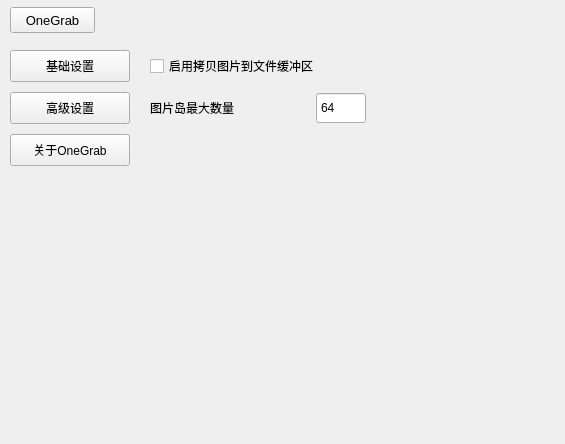
This is OneGrab/src/SettingDialog.ui in whdicu/OneGrab as Qt 5 draws it before an edit. The edited form follows.
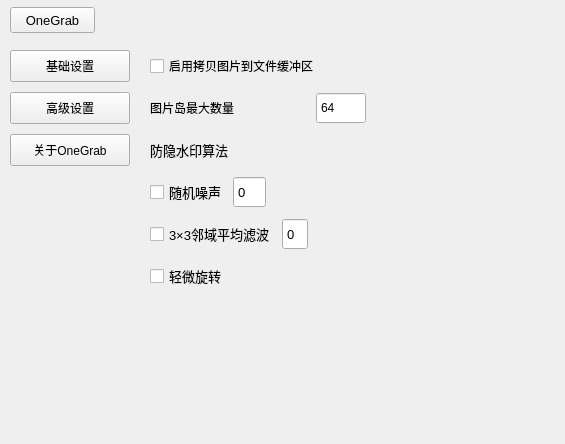
This is the edited form. The open tabs and pages were chosen to show the change. Icons and pictures are not drawn. Custom widgets are drawn as their Qt base class.

Commit message: 1.增加防隐水印功能 2.增加OpenCV

```diff
--- a/OneGrab/src/SettingDialog.ui
+++ b/OneGrab/src/SettingDialog.ui
@@ -972,6 +972,217 @@
             </item>
            </layout>
           </item>
+          <item>
+           <widget class="QLabel" name="label_4">
+            <property name="minimumSize">
+             <size>
+              <width>0</width>
+              <height>32</height>
+             </size>
+            </property>
+            <property name="maximumSize">
+             <size>
+              <width>16777215</width>
+              <height>32</height>
+             </size>
+            </property>
+            <property name="font">
+             <font>
+              <family>Microsoft YaHei UI</family>
+              <pointsize>10</pointsize>
+             </font>
+            </property>
+            <property name="toolTip">
+             <string>可以一定程度上去除隐藏在图片像素中的频域水印、鲁棒水印等</string>
+            </property>
+            <property name="text">
+             <string>防隐水印算法</string>
+            </property>
+           </widget>
+          </item>
+          <item>
+           <layout class="QHBoxLayout" name="horizontalLayout_9">
+            <property name="rightMargin">
+             <number>0</number>
+            </property>
+            <property name="bottomMargin">
+             <number>0</number>
+            </property>
+            <item>
+             <widget class="QCheckBox" name="cb_fsy_random">
+              <property name="minimumSize">
+               <size>
+                <width>0</width>
+                <height>32</height>
+               </size>
+              </property>
+              <property name="maximumSize">
+               <size>
+                <width>16777215</width>
+                <height>32</height>
+               </size>
+              </property>
+              <property name="font">
+               <font>
+                <family>Microsoft YaHei UI</family>
+                <pointsize>10</pointsize>
+               </font>
+              </property>
+              <property name="text">
+               <string>随机噪声</string>
+              </property>
+             </widget>
+            </item>
+            <item>
+             <widget class="QSpinBox" name="sb_fsy_random_max">
+              <property name="minimumSize">
+               <size>
+                <width>0</width>
+                <height>32</height>
+               </size>
+              </property>
+              <property name="maximumSize">
+               <size>
+                <width>16777215</width>
+                <height>32</height>
+               </size>
+              </property>
+              <property name="font">
+               <font>
+                <family>Microsoft YaHei UI</family>
+                <pointsize>10</pointsize>
+               </font>
+              </property>
+              <property name="toolTip">
+               <string>对每个像素通道±噪声的随机数最大值</string>
+              </property>
+              <property name="buttonSymbols">
+               <enum>QAbstractSpinBox::NoButtons</enum>
+              </property>
+              <property name="maximum">
+               <number>255</number>
+              </property>
+             </widget>
+            </item>
+            <item>
+             <spacer name="horizontalSpacer_6">
+              <property name="orientation">
+               <enum>Qt::Horizontal</enum>
+              </property>
+              <property name="sizeHint" stdset="0">
+               <size>
+                <width>40</width>
+                <height>20</height>
+               </size>
+              </property>
+             </spacer>
+            </item>
+           </layout>
+          </item>
+          <item>
+           <layout class="QHBoxLayout" name="horizontalLayout_10">
+            <property name="bottomMargin">
+             <number>0</number>
+            </property>
+            <item>
+             <widget class="QCheckBox" name="cb_fys_33">
+              <property name="minimumSize">
+               <size>
+                <width>0</width>
+                <height>32</height>
+               </size>
+              </property>
+              <property name="maximumSize">
+               <size>
+                <width>16777215</width>
+                <height>32</height>
+               </size>
+              </property>
+              <property name="font">
+               <font>
+                <family>Microsoft YaHei UI</family>
+                <pointsize>10</pointsize>
+               </font>
+              </property>
+              <property name="text">
+               <string>3×3邻域平均滤波</string>
+              </property>
+             </widget>
+            </item>
+            <item>
+             <widget class="QSpinBox" name="sb_fsy_33_round">
+              <property name="minimumSize">
+               <size>
+                <width>0</width>
+                <height>32</height>
+               </size>
+              </property>
+              <property name="maximumSize">
+               <size>
+                <width>16777215</width>
+                <height>32</height>
+               </size>
+              </property>
+              <property name="font">
+               <font>
+                <family>Microsoft YaHei UI</family>
+                <pointsize>10</pointsize>
+               </font>
+              </property>
+              <property name="toolTip">
+               <string>滤波轮次，值越大图片越模糊</string>
+              </property>
+              <property name="buttonSymbols">
+               <enum>QAbstractSpinBox::NoButtons</enum>
+              </property>
+              <property name="maximum">
+               <number>10</number>
+              </property>
+             </widget>
+            </item>
+            <item>
+             <spacer name="horizontalSpacer_7">
+              <property name="orientation">
+               <enum>Qt::Horizontal</enum>
+              </property>
+              <property name="sizeHint" stdset="0">
+               <size>
+                <width>40</width>
+                <height>20</height>
+               </size>
+              </property>
+             </spacer>
+            </item>
+           </layout>
+          </item>
+          <item>
+           <widget class="QCheckBox" name="cb_fsy_rotate">
+            <property name="minimumSize">
+             <size>
+              <width>0</width>
+              <height>32</height>
+             </size>
+            </property>
+            <property name="maximumSize">
+             <size>
+              <width>16777215</width>
+              <height>32</height>
+             </size>
+            </property>
+            <property name="font">
+             <font>
+              <family>Microsoft YaHei UI</family>
+              <pointsize>10</pointsize>
+             </font>
+            </property>
+            <property name="toolTip">
+             <string>随机旋转图像±1度</string>
+            </property>
+            <property name="text">
+             <string>轻微旋转</string>
+            </property>
+           </widget>
+          </item>
           <item>
            <spacer name="verticalSpacer_3">
             <property name="orientation">
```
Left out of the diff: 2 changed lines with no effect on the pictures. The commit also changes 365 other files.
